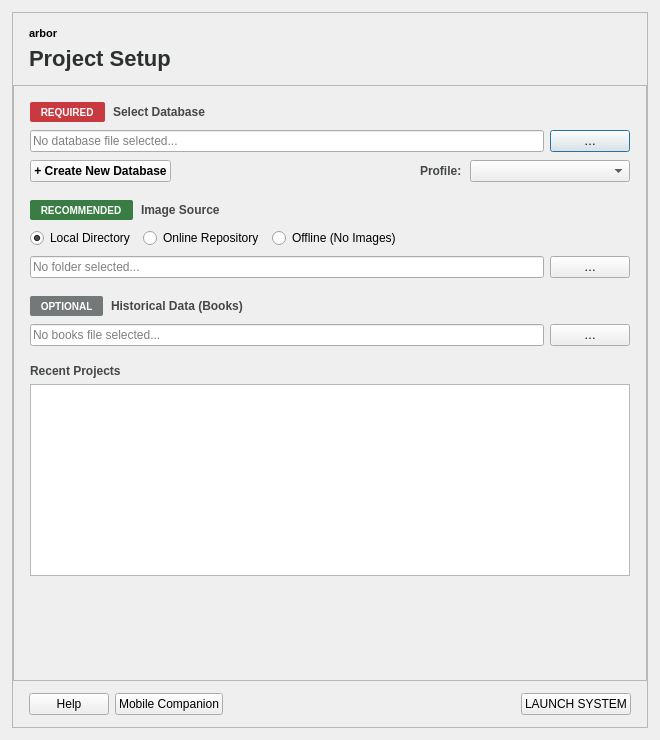
Before: the Qt Designer form qt designer/arbor.ui in Fr0lich/arbor, drawn with Qt 5.
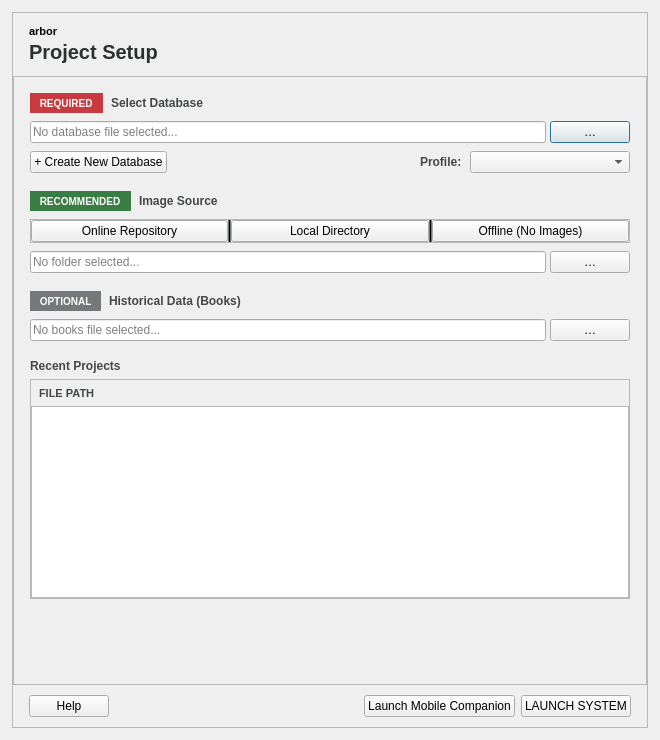
After: the same form once the commit is applied.

What changed in the file:
```diff
--- a/qt designer/arbor.ui
+++ b/qt designer/arbor.ui
@@ -12,8 +12,8 @@
   </property>
   <property name="minimumSize">
    <size>
-    <width>500</width>
-    <height>600</height>
+    <width>520</width>
+    <height>640</height>
    </size>
   </property>
   <property name="windowTitle">
@@ -181,7 +181,7 @@
       <enum>QFrame::StyledPanel</enum>
      </property>
      <property name="frameShadow">
-      <enum>QFrame::Raised</enum>
+      <enum>QFrame::Shadow::Plain</enum>
      </property>
      <layout class="QVBoxLayout" name="card_layout">
       <property name="spacing">
@@ -205,17 +205,20 @@
          <enum>QFrame::NoFrame</enum>
         </property>
         <layout class="QVBoxLayout" name="header_layout">
+         <property name="spacing">
+          <number>2</number>
+         </property>
          <property name="leftMargin">
           <number>16</number>
          </property>
          <property name="topMargin">
-          <number>14</number>
+          <number>12</number>
          </property>
          <property name="rightMargin">
           <number>16</number>
          </property>
          <property name="bottomMargin">
-          <number>14</number>
+          <number>12</number>
          </property>
          <item>
           <widget class="QLabel" name="lbl_app_tag">
@@ -230,7 +233,7 @@
          <item>
           <widget class="QLabel" name="lbl_title">
            <property name="styleSheet">
-            <string notr="true">font-size: 22px; font-weight: bold; color: #2c302e;</string>
+            <string notr="true">font-size: 20px; font-weight: bold; color: #2c302e;</string>
            </property>
            <property name="text">
             <string>Project Setup</string>
@@ -251,7 +254,7 @@
            <x>0</x>
            <y>0</y>
            <width>634</width>
-           <height>560</height>
+           <height>595</height>
           </rect>
          </property>
          <layout class="QVBoxLayout" name="body_layout">
@@ -293,7 +296,7 @@
                <item>
                 <widget class="QLabel" name="badge_db_required">
                  <property name="styleSheet">
-                  <string notr="true">background-color: #c93a40; color: #ffffff; font-family: 'Courier New', monospace; font-size: 10px; font-weight: bold; border-radius: 2px; padding: 2px 5px;</string>
+                  <string notr="true">background-color: #c93a40; color: #ffffff; font-family: 'Courier New', monospace; font-size: 10px; font-weight: bold; border-radius: 0px; padding: 2px 4px;</string>
                  </property>
                  <property name="text">
                   <string> REQUIRED </string>
@@ -328,7 +331,7 @@
              <item>
               <layout class="QHBoxLayout" name="layout_db_path">
                <property name="spacing">
-                <number>6</number>
+                <number>4</number>
                </property>
                <item>
                 <widget class="QLineEdit" name="input_db_path">
@@ -359,9 +362,6 @@
                  <property name="cursor">
                   <cursorShape>PointingHandCursor</cursorShape>
                  </property>
-                 <property name="styleSheet">
-                  <string notr="true">background-color: #f2f5f1; color: #000000; font-weight: bold;</string>
-                 </property>
                  <property name="text">
                   <string>+ Create New Database</string>
                  </property>
@@ -383,7 +383,7 @@
                <item>
                 <widget class="QLabel" name="lbl_profile">
                  <property name="styleSheet">
-                  <string notr="true">font-weight: bold; color: #444748;</string>
+                  <string notr="true">font-family: 'Segoe UI', sans-serif; font-size: 12px; font-weight: bold; color: #444748;</string>
                  </property>
                  <property name="text">
                   <string>Profile:</string>
@@ -431,7 +431,7 @@
                <item>
                 <widget class="QLabel" name="badge_img_recommended">
                  <property name="styleSheet">
-                  <string notr="true">background-color: #3a7d44; color: #ffffff; font-family: 'Courier New', monospace; font-size: 10px; font-weight: bold; border-radius: 2px; padding: 2px 5px;</string>
+                  <string notr="true">background-color: #3a7d44; color: #ffffff; font-family: 'Courier New', monospace; font-size: 10px; font-weight: bold; border-radius: 0px; padding: 2px 4px;</string>
                  </property>
                  <property name="text">
                   <string> RECOMMENDED </string>
@@ -464,60 +464,96 @@
               </layout>
              </item>
              <item>
-              <layout class="QHBoxLayout" name="layout_img_modes">
-               <item>
-                <widget class="QRadioButton" name="radio_local_images">
-                 <property name="cursor">
-                  <cursorShape>PointingHandCursor</cursorShape>
-                 </property>
-                 <property name="text">
-                  <string>Local Directory</string>
-                 </property>
-                 <property name="checked">
-                  <bool>true</bool>
-                 </property>
-                </widget>
-               </item>
-               <item>
-                <widget class="QRadioButton" name="radio_online_images">
-                 <property name="cursor">
-                  <cursorShape>PointingHandCursor</cursorShape>
-                 </property>
-                 <property name="text">
-                  <string>Online Repository</string>
-                 </property>
-                </widget>
-               </item>
-               <item>
-                <widget class="QRadioButton" name="radio_no_images">
-                 <property name="cursor">
-                  <cursorShape>PointingHandCursor</cursorShape>
-                 </property>
-                 <property name="text">
-                  <string>Offline (No Images)</string>
-                 </property>
-                </widget>
-               </item>
-               <item>
-                <spacer name="spacer_img_modes">
-                 <property name="orientation">
-                  <enum>Qt::Horizontal</enum>
-                 </property>
-                 <property name="sizeHint" stdset="0">
-                  <size>
-                   <width>40</width>
-                   <height>20</height>
-                  </size>
-                 </property>
-                </spacer>
-               </item>
-              </layout>
+              <widget class="QFrame" name="frame_image_modes">
+               <property name="frameShape">
+                <enum>QFrame::Shape::StyledPanel</enum>
+               </property>
+               <layout class="QHBoxLayout" name="layout_segmented_strip">
+                <property name="spacing">
+                 <number>0</number>
+                </property>
+                <property name="leftMargin">
+                 <number>0</number>
+                </property>
+                <property name="topMargin">
+                 <number>0</number>
+                </property>
+                <property name="rightMargin">
+                 <number>0</number>
+                </property>
+                <property name="bottomMargin">
+                 <number>0</number>
+                </property>
+                <item>
+                 <widget class="QPushButton" name="btn_mode_online">
+                  <property name="cursor">
+                   <cursorShape>PointingHandCursor</cursorShape>
+                  </property>
+                  <property name="text">
+                   <string>Online Repository</string>
+                  </property>
+                 </widget>
+                </item>
+                <item>
+                 <widget class="QFrame" name="line_seg_1">
+                  <property name="styleSheet">
+                   <string notr="true">background-color: #747878;</string>
+                  </property>
+                  <property name="frameShape">
+                   <enum>QFrame::Shape::VLine</enum>
+                  </property>
+                  <property name="frameShadow">
+                   <enum>QFrame::Shadow::Plain</enum>
+                  </property>
+                  <property name="lineWidth">
+                   <number>1</number>
+                  </property>
+                 </widget>
+                </item>
+                <item>
+                 <widget class="QPushButton" name="btn_mode_local">
+                  <property name="cursor">
+                   <cursorShape>PointingHandCursor</cursorShape>
+                  </property>
+                  <property name="text">
+                   <string>Local Directory</string>
+                  </property>
+                 </widget>
+                </item>
+                <item>
+                 <widget class="QFrame" name="line_seg_2">
+                  <property name="styleSheet">
+                   <string notr="true">background-color: #747878;</string>
+                  </property>
+                  <property name="frameShape">
+                   <enum>QFrame::Shape::VLine</enum>
+                  </property>
+                  <property name="frameShadow">
+                   <enum>QFrame::Shadow::Plain</enum>
+                  </property>
+                  <property name="lineWidth">
+                   <number>1</number>
+                  </property>
+                 </widget>
+                </item>
+                <item>
+                 <widget class="QPushButton" name="btn_mode_offline">
+                  <property name="cursor">
+                   <cursorShape>PointingHandCursor</cursorShape>
+                  </property>
+                  <property name="text">
+                   <string>Offline (No Images)</string>
+                  </property>
+                 </widget>
+                </item>
+               </layout>
+              </widget>
              </item>
              <item>
               <widget class="QWidget" name="folder_picker_container" native="true">
                <layout class="QHBoxLayout" name="layout_img_folder">
                 <property name="spacing">
-                 <number>6</number>
+                 <number>4</number>
                 </property>
                 <property name="leftMargin">
                  <number>0</number>
@@ -580,7 +616,7 @@
                <item>
                 <widget class="QLabel" name="badge_books_optional">
                  <property name="styleSheet">
-                  <string notr="true">background-color: #747878; color: #ffffff; font-family: 'Courier New', monospace; font-size: 10px; font-weight: bold; border-radius: 2px; padding: 2px 5px;</string>
+                  <string notr="true">background-color: #747878; color: #ffffff; font-family: 'Courier New', monospace; font-size: 10px; font-weight: bold; border-radius: 0px; padding: 2px 4px;</string>
                  </property>
                  <property name="text">
                   <string> OPTIONAL </string>
@@ -615,7 +651,7 @@
              <item>
               <layout class="QHBoxLayout" name="layout_books_path">
                <property name="spacing">
-                <number>6</number>
+                <number>4</number>
                </property>
                <item>
                 <widget class="QLineEdit" name="input_books_path">
@@ -671,16 +707,77 @@
               </widget>
              </item>
              <item>
-              <widget class="QListWidget" name="list_recent_projects">
-               <property name="minimumSize">
-                <size>
-                 <width>0</width>
-                 <height>90</height>
-                </size>
+              <widget class="QFrame" name="frame_recent_table">
+               <property name="frameShape">
+                <enum>QFrame::Shape::StyledPanel</enum>
                </property>
-               <property name="cursor">
-                <cursorShape>PointingHandCursor</cursorShape>
-               </property>
+               <layout class="QVBoxLayout" name="layout_recent_inner">
+                <property name="spacing">
+                 <number>0</number>
+                </property>
+                <property name="leftMargin">
+                 <number>0</number>
+                </property>
+                <property name="topMargin">
+                 <number>0</number>
+                </property>
+                <property name="rightMargin">
+                 <number>0</number>
+                </property>
+                <property name="bottomMargin">
+                 <number>0</number>
+                </property>
+                <item>
+                 <widget class="QFrame" name="frame_recent_header">
+                  <property name="minimumSize">
+                   <size>
+                    <width>0</width>
+                    <height>26</height>
+                   </size>
+                  </property>
+                  <property name="frameShape">
+                   <enum>QFrame::Shape::NoFrame</enum>
+                  </property>
+                  <layout class="QHBoxLayout" name="layout_hdr_row">
+                   <property name="leftMargin">
+                    <number>8</number>
+                   </property>
+                   <property name="topMargin">
+                    <number>2</number>
+                   </property>
+                   <property name="rightMargin">
+                    <number>8</number>
+                   </property>
+                   <property name="bottomMargin">
+                    <number>2</number>
+                   </property>
+                   <item>
+                    <widget class="QLabel" name="lbl_hdr_filepath">
+                     <property name="styleSheet">
+                      <string notr="true">font-family: 'Courier New', 'JetBrains Mono', monospace; font-size: 11px; font-weight: bold; color: #444748;</string>
+                     </property>
+                     <property name="text">
+                      <string>FILE PATH</string>
+                     </property>
+                    </widget>
+                   </item>
+                  </layout>
+                 </widget>
+                </item>
+                <item>
+                 <widget class="QListWidget" name="list_recent_projects">
+                  <property name="minimumSize">
+                   <size>
+                    <width>0</width>
+                    <height>90</height>
+                   </size>
+                  </property>
+                  <property name="cursor" stdset="0">
+                   <cursorShape>PointingHandCursor</cursorShape>
+                  </property>
+                 </widget>
+                </item>
+               </layout>
               </widget>
              </item>
             </layout>
@@ -713,13 +810,13 @@
           <number>16</number>
          </property>
          <property name="topMargin">
-          <number>12</number>
+          <number>10</number>
          </property>
          <property name="rightMargin">
           <number>16</number>
          </property>
          <property name="bottomMargin">
-          <number>12</number>
+          <number>10</number>
          </property>
          <item>
           <widget class="QPushButton" name="btn_help">
@@ -731,16 +828,6 @@
            </property>
           </widget>
          </item>
-         <item>
-          <widget class="QPushButton" name="btn_mobile">
-           <property name="cursor">
-            <cursorShape>PointingHandCursor</cursorShape>
-           </property>
-           <property name="text">
-            <string>Mobile Companion</string>
-           </property>
-          </widget>
-         </item>
          <item>
           <widget class="QLabel" name="lbl_status">
            <property name="styleSheet">
@@ -764,6 +851,16 @@
            </property>
           </spacer>
          </item>
+         <item>
+          <widget class="QPushButton" name="btn_mobile">
+           <property name="cursor">
+            <cursorShape>PointingHandCursor</cursorShape>
+           </property>
+           <property name="text">
+            <string>Launch Mobile Companion</string>
+           </property>
+          </widget>
+         </item>
          <item>
           <widget class="QPushButton" name="btn_launch">
            <property name="cursor">
```
Left out of the diff: 271 changed lines with no effect on the pictures.
